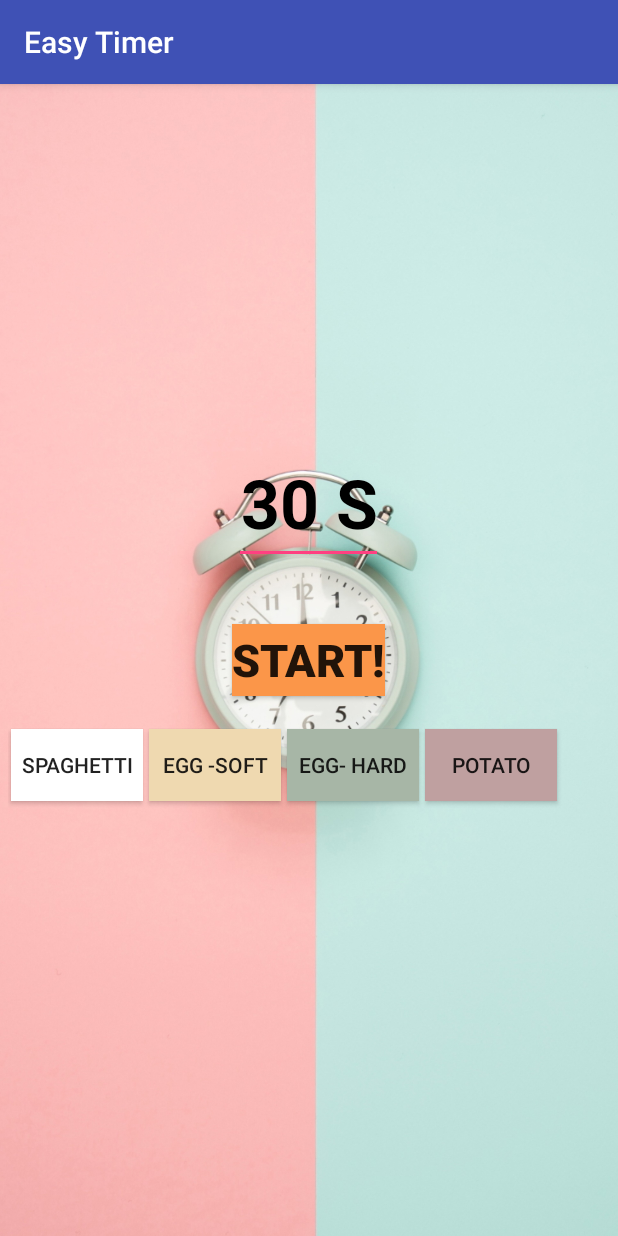
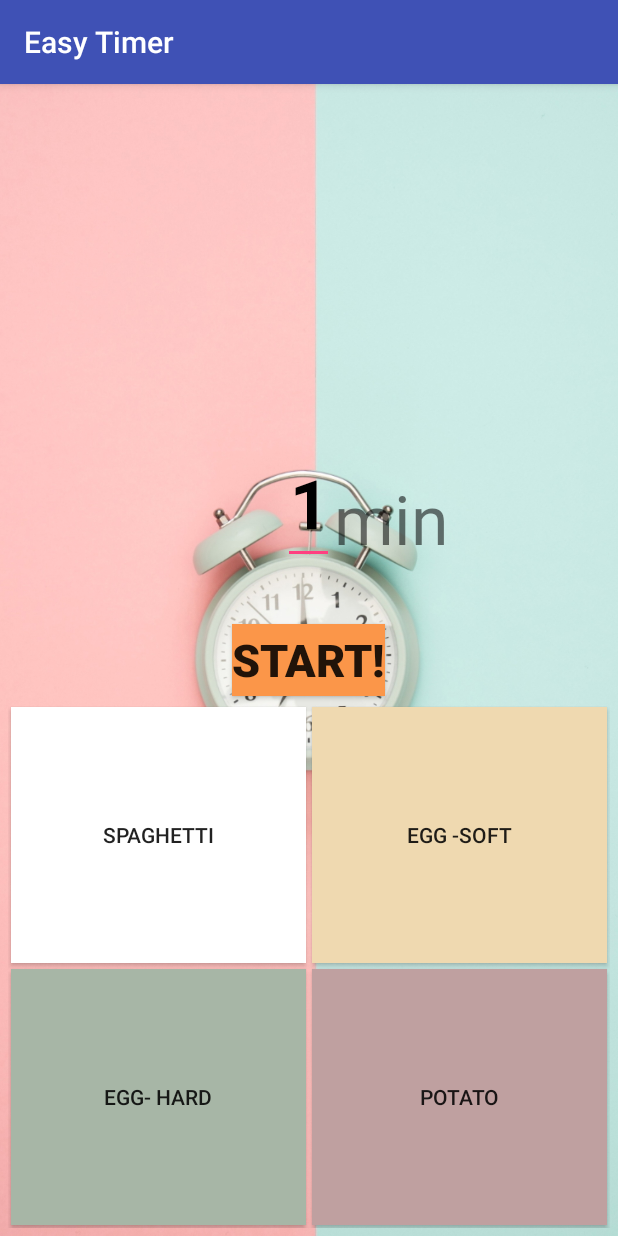
Before and after one commit to reinaRHL/easyTimer, an Android app: the screen it shows after launch (MainActivity), on a phone screen of 412 x 824 dp. Run offline under Robolectric (Android 15) with nearby library versions, the light colour scheme and no system bars.

Commit message:
Changed layout for the buttons

```diff
--- a/app/src/main/res/layout/activity_main.xml
+++ b/app/src/main/res/layout/activity_main.xml
@@ -22,6 +22,7 @@
         android:layout_centerInParent="true"
         android:layout_centerVertical="true"
         android:background="#fb9649"
+        android:onClick="startTimer"
         android:text="START!"
         android:textSize="30sp"
         android:textStyle="bold" />
@@ -34,60 +35,85 @@
         android:layout_centerHorizontal="true"
         android:layout_marginBottom="40dp"
         android:gravity="center"
+        android:hint="1"
         android:inputType="text"
-        android:text="30 S"
+        android:text="1"
         android:textColor="@android:color/black"
         android:textSize="45sp"
         android:textStyle="bold" />
 
-    <RelativeLayout
+    <TextView
+        android:id="@+id/textView"
+        android:layout_width="wrap_content"
+        android:layout_height="wrap_content"
+        android:layout_toEndOf="@+id/clockTextView"
+        android:layout_above="@+id/startBtn"
+        android:layout_marginBottom="40dp"
+        android:text="min"
+        android:textSize="45sp" />
+
+    <android.support.v7.widget.GridLayout
+        android:id="@+id/gridLayout"
         android:layout_width="match_parent"
         android:layout_height="match_parent"
-        android:layout_below="@id/startBtn"
-        android:layout_marginBottom="5dp"
-        android:layout_marginLeft="5dp"
-        android:layout_marginRight="5dp"
-        android:layout_marginTop="20dp">
-
+        android:layout_below="@+id/startBtn"
+        android:layout_margin="5dp">
 
         <Button
             android:id="@+id/btn1"
             android:layout_width="wrap_content"
             android:layout_height="wrap_content"
-            android:layout_alignParentLeft="true"
-            android:layout_alignParentTop="true"
             android:layout_margin="2dp"
             android:background="@android:color/white"
-            android:text="Spaghetti" />
+            android:tag="spaghetti"
+            android:text="Spaghetti"
+            app:layout_column="0"
+            app:layout_columnWeight="1"
+            app:layout_gravity="fill"
+            app:layout_row="0"
+            app:layout_rowWeight="1" />
 
         <Button
             android:id="@+id/btn2"
             android:layout_width="wrap_content"
             android:layout_height="wrap_content"
             android:layout_margin="2dp"
-            android:layout_toEndOf="@+id/btn1"
-            android:layout_toRightOf="@+id/btn1"
             android:background="#efd9b0"
-            android:text="Egg -Soft" />
+            android:tag="soft"
+            android:text="Egg -Soft"
+            app:layout_column="1"
+            app:layout_columnWeight="1"
+            app:layout_gravity="fill"
+            app:layout_row="0"
+            app:layout_rowWeight="1" />
 
         <Button
             android:id="@+id/btn3"
             android:layout_width="wrap_content"
             android:layout_height="wrap_content"
             android:layout_margin="2dp"
-            android:layout_toRightOf="@+id/btn2"
             android:background="#a7b6a6"
-            android:text="Egg- Hard" />
+            android:tag="hard"
+            android:text="Egg- Hard"
+            app:layout_column="0"
+            app:layout_columnWeight="1"
+            app:layout_gravity="fill"
+            app:layout_row="1"
+            app:layout_rowWeight="1" />
 
         <Button
             android:id="@+id/btn4"
             android:layout_width="wrap_content"
             android:layout_height="wrap_content"
             android:layout_margin="2dp"
-            android:layout_toRightOf="@id/btn3"
             android:background="#bfa0a0"
-            android:text="Potato" />
-
-    </RelativeLayout>
+            android:tag="potato"
+            android:text="Potato"
+            app:layout_column="1"
+            app:layout_columnWeight="1"
+            app:layout_gravity="fill"
+            app:layout_row="1"
+            app:layout_rowWeight="1" />
+    </android.support.v7.widget.GridLayout>
 
 </RelativeLayout>
```
